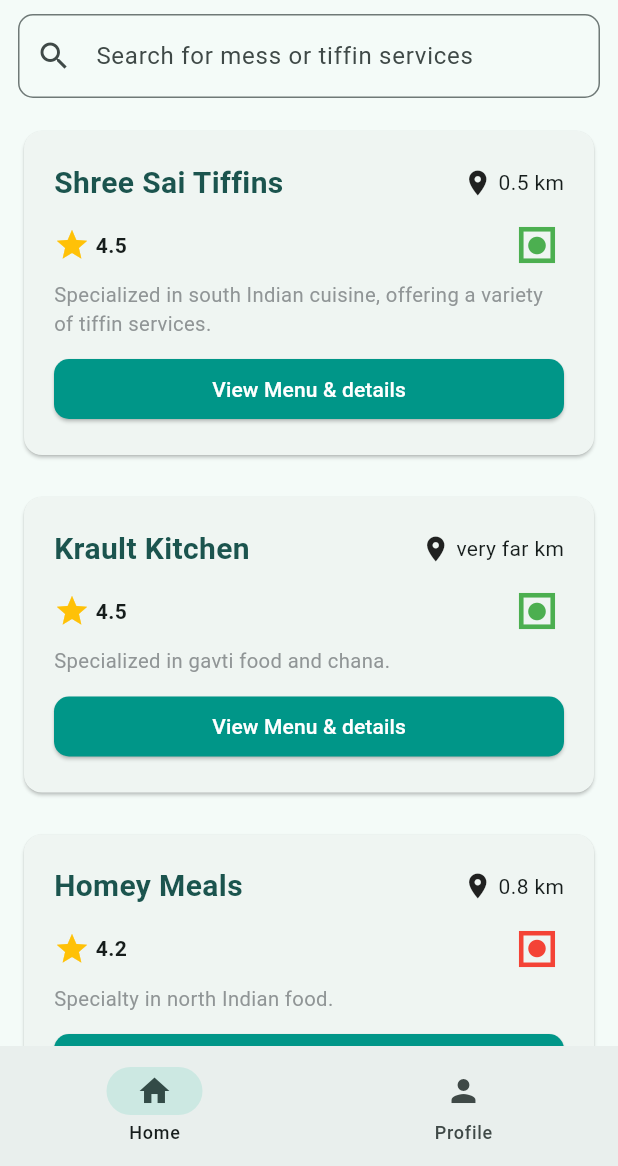
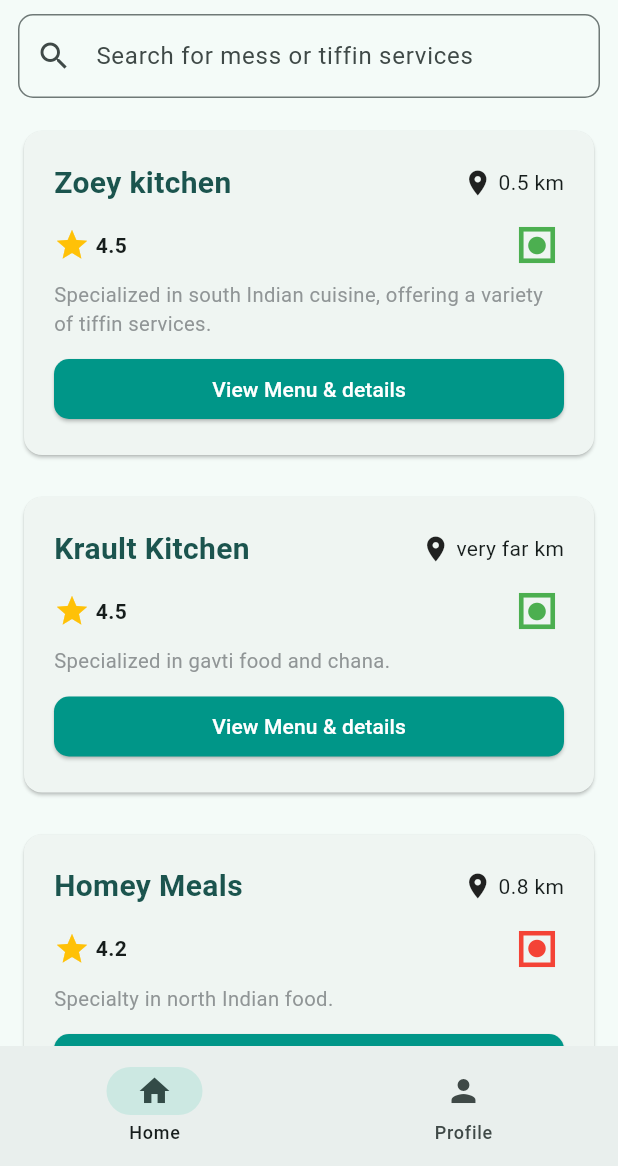
Before and after one commit to Shiven-677/real-tiffinity, a Flutter app: the WidgetTree screen opened directly, on a phone screen of 412 x 824 dp, the part 70-1236 px from its top. Run offline on Flutter 3.47's test engine with Material 3 defaults, Android fonts, the phone set to English and light mode, and no system bars; our stand-ins replace firebase_auth, firebase_core, lottie, shared_preferences; accounts and stored records are empty.

Commit message:
dhevesh chi doggys

```diff
--- a/lib/views/pages/customer_pages/home_page.dart
+++ b/lib/views/pages/customer_pages/home_page.dart
@@ -22,7 +22,7 @@ class HomePage extends StatelessWidget {
             ),
             SizedBox(height: 8.0),
             CardWidget(
-              title: 'Shree Sai Tiffins',
+              title: 'Zoey kitchen',
               description:
                   'Specialized in south Indian cuisine, offering a variety of tiffin services.',
               ratings: '4.5',
```
